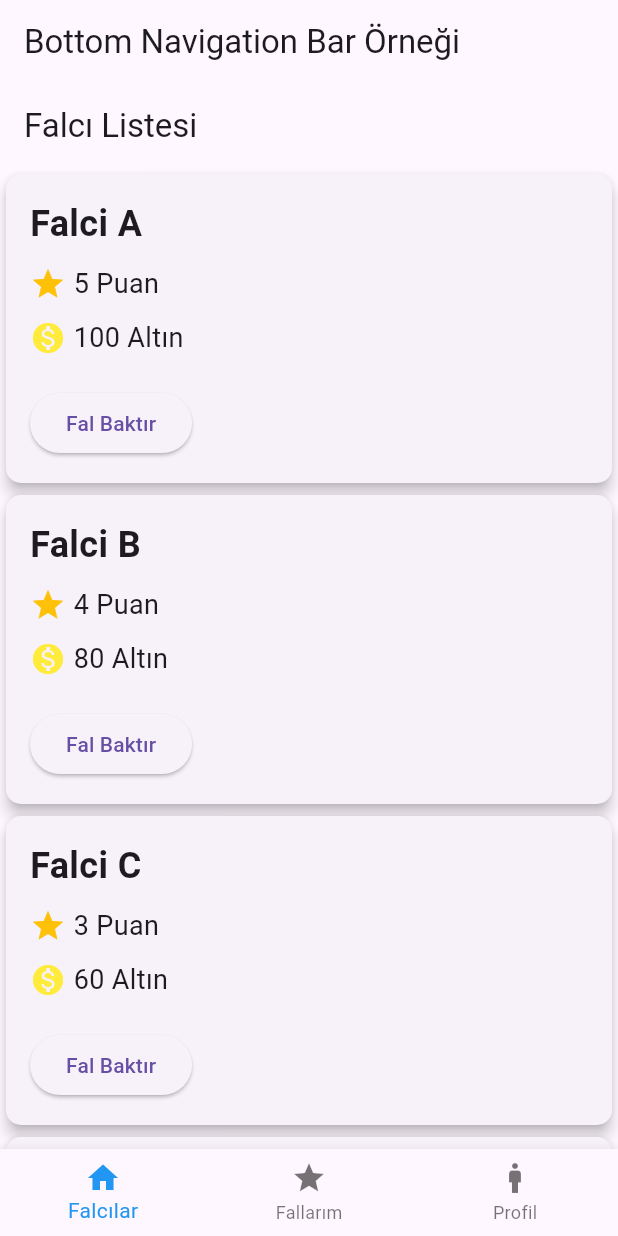
After one commit to sevdehilal/divinitaion, a Flutter app: the CustomBottomNavigation screen opened directly, on a phone screen of 412 x 824 dp. The commit adds this screen. Run offline on Flutter 3.47's test engine with Material 3 defaults, Android fonts, the phone set to English and light mode, and no system bars.

Commit message:
kullanıcı navbar, fortunetellercard ve fortunetellerlist oluşturuldu

```diff
--- a/lib/Page/Common/login.dart
+++ b/lib/Page/Common/login.dart
@@ -1,3 +1,4 @@
+import 'package:divinitaion/Views/CustomBottomNavigation.dart';
 import 'package:divinitaion/Models/login.dart';
 import 'package:divinitaion/Page/Common/email_verification.dart';
 import 'package:divinitaion/Page/Common/register.dart';
@@ -35,6 +36,12 @@ class _LoginPageState extends State<LoginPage> {
                 builder: (context) => EmailVerificationPage(
                       id: response.userId,
                     )),
+          );
+        } else {
+          Navigator.pushReplacement(
+            context,
+            MaterialPageRoute(
+                builder: (context) => CustomBottomNavigation()),
           );
         }
       } else {
--- /dev/null
+++ b/lib/Views/CustomBottomNavigation.dart
@@ -0,0 +1,59 @@
+import 'package:divinitaion/Views/CustomFortuneTellerList.dart';
+import 'package:flutter/material.dart';
+
+class CustomBottomNavigation extends StatefulWidget {
+  @override
+  _CustomBottomNavigationState createState() => _CustomBottomNavigationState();
+}
+
+class _CustomBottomNavigationState extends State<CustomBottomNavigation> {
+  int _selectedIndex = 0;
+/*
+  static List<Widget> _pages = <Widget>[
+    Center(child: Text('Ana Sayfa', style: TextStyle(fontSize: 24))),
+    Center(child: Text('Fallarım', style: TextStyle(fontSize: 24))),
+    Center(child: Text('Diğer', style: TextStyle(fontSize: 24))),
+  ];
+  */
+
+  static List<Widget> _pages = <Widget>[
+      CustomFortuneTellerList(), // Falcı listesi burada çağrılıyor
+      Center(child: Text('Fallarım', style: TextStyle(fontSize: 24))),
+      Center(child: Text('Diğer', style: TextStyle(fontSize: 24))),
+    ];
+
+  void _onItemTapped(int index) {
+    setState(() {
+      _selectedIndex = index;
+    });
+  }
+
+  @override
+  Widget build(BuildContext context) {
+    return Scaffold(
+      appBar: AppBar(
+        title: Text('Bottom Navigation Bar Örneği'),
+      ),
+      body: _pages[_selectedIndex],
+      bottomNavigationBar: BottomNavigationBar(
+        items: const <BottomNavigationBarItem>[
+          BottomNavigationBarItem(
+            icon: Icon(Icons.home),
+            label: 'Falcılar',
+          ),
+          BottomNavigationBarItem(
+            icon: Icon(Icons.star),
+            label: 'Fallarım',
+          ),
+          BottomNavigationBarItem(
+            icon: Icon(Icons.man),
+            label: 'Profil',
+          ),
+        ],
+        currentIndex: _selectedIndex,
+        selectedItemColor: Colors.blue,
+        onTap: _onItemTapped,
+      ),
+    );
+  }
+}
--- /dev/null
+++ b/lib/Views/CustomFortuneTellerCard.dart
@@ -0,0 +1,70 @@
+import 'package:flutter/material.dart';
+
+class CustomFortuneTellerCard extends StatelessWidget {
+  final String fortuneTellerName;
+  final int rating; // Puan
+  final int balance; // Altın miktarı
+
+  CustomFortuneTellerCard({
+    required this.fortuneTellerName,
+    required this.rating,
+    required this.balance,
+  });
+
+  @override
+  Widget build(BuildContext context) {
+    return Card(
+      elevation: 4,
+      shape: RoundedRectangleBorder(
+        borderRadius: BorderRadius.circular(10),
+      ),
+      child: Padding(
+        padding: const EdgeInsets.all(16.0),
+        child: Column(
+          crossAxisAlignment: CrossAxisAlignment.start,
+          children: [
+            Text(
+              fortuneTellerName,
+              style: TextStyle(
+                fontSize: 24,
+                fontWeight: FontWeight.bold,
+              ),
+            ),
+            SizedBox(height: 10),
+            Row(
+              children: [
+                Icon(Icons.star, color: Colors.amber),
+                SizedBox(width: 5),
+                Text(
+                  '$rating Puan',
+                  style: TextStyle(fontSize: 18),
+                ),
+              ],
+            ),
+            SizedBox(height: 10),
+            Row(
+              children: [
+                Icon(Icons.monetization_on, color: Colors.yellow),
+                SizedBox(width: 5),
+                Text(
+                  '$balance Altın',
+                  style: TextStyle(fontSize: 18),
+                ),
+              ],
+            ),
+            SizedBox(height: 20),
+            ElevatedButton(
+              onPressed: () {
+                // Fal baktırma işlemi
+                ScaffoldMessenger.of(context).showSnackBar(
+                  SnackBar(content: Text('$fortuneTellerName için fal baktırıldı!')),
+                );
+              },
+              child: Text('Fal Baktır'),
+            ),
+          ],
+        ),
+      ),
+    );
+  }
+}
--- /dev/null
+++ b/lib/Views/CustomFortuneTellerList.dart
@@ -0,0 +1,31 @@
+import 'package:divinitaion/Views/CustomFortuneTellerCard.dart';
+import 'package:flutter/material.dart';
+
+class CustomFortuneTellerList extends StatelessWidget {
+  final List<Map<String, dynamic>> fortuneTellers = [
+    {'name': 'Falci A', 'rating': 5, 'balance': 100},
+    {'name': 'Falci B', 'rating': 4, 'balance': 80},
+    {'name': 'Falci C', 'rating': 3, 'balance': 60},
+    {'name': 'Falci D', 'rating': 5, 'balance': 120},
+  ];
+
+  @override
+  Widget build(BuildContext context) {
+    return Scaffold(
+      appBar: AppBar(
+        title: Text('Falcı Listesi'),
+      ),
+      body: ListView.builder(
+        itemCount: fortuneTellers.length,
+        itemBuilder: (context, index) {
+          final fortuneTeller = fortuneTellers[index];
+          return CustomFortuneTellerCard(
+            fortuneTellerName: fortuneTeller['name'],
+            rating: fortuneTeller['rating'],
+            balance: fortuneTeller['balance'],
+          );
+        },
+      ),
+    );
+  }
+}
--- /dev/null
+++ b/lib/service.dart
@@ -0,0 +1,36 @@
+import 'dart:convert'; // JSON işlemleri için
+import 'package:divinitaion/Models/login.dart';
+import 'package:http/http.dart' as http; // HTTP istekleri için
+
+class LoginService {
+  final String apiUrl = "https://fallinfal.com/api/Auth/login"; // API URL
+
+  Future<bool> login(Login loginModel) async {
+    try {
+      final response = await http.post(
+        Uri.parse(apiUrl),
+      headers: {
+      "Access-Control-Allow-Origin": "*",
+      'Content-Type': 'application/json',
+    },
+        body: jsonEncode(loginModel.toJson()), // loginModel'i JSON'a çevirme
+      );
+
+      if (response.statusCode == 200) {
+        // Giriş başarılı
+        print('Login successful');
+        print(response.body);
+        return true;
+      } else {
+        // Hata mesajını yazdır
+        print('Login failed with status: ${response.statusCode}');
+        print('Response body: ${response.body}');
+        return false;
+      }
+    } catch (e) {
+      // İstek sırasında bir hata olursa
+      print('Error during login: $e');
+      return false;
+    }
+  }
+}
```
